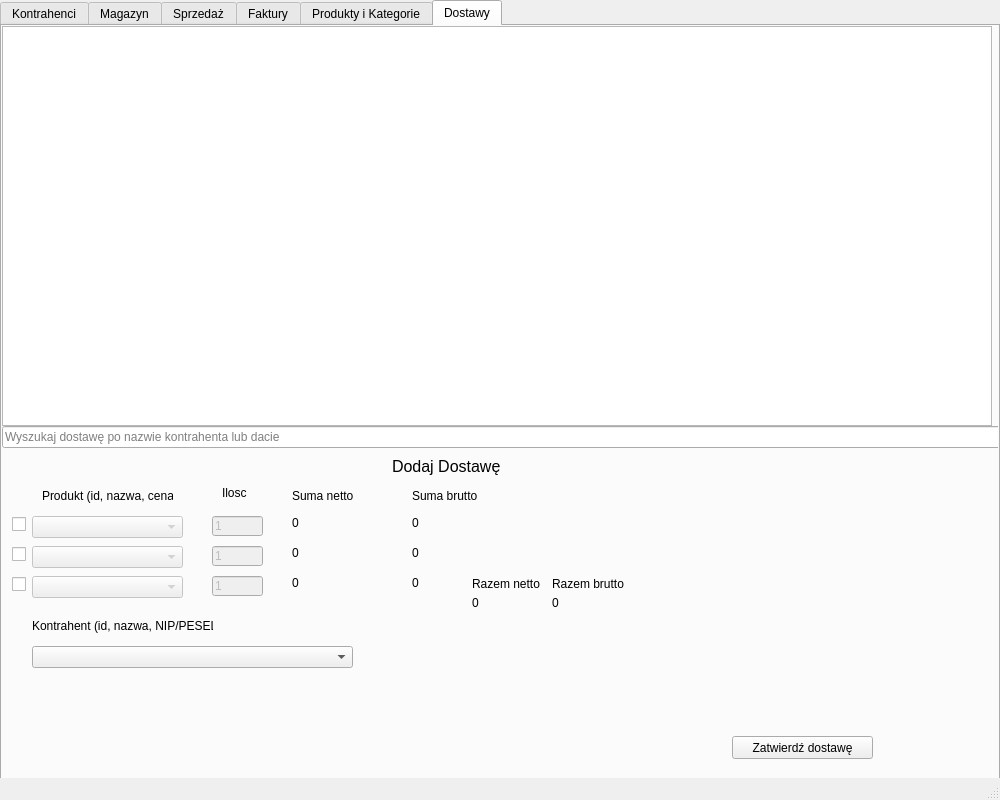
First picture: the form in mainwindow.ui, repository mbobas/QT_NoSQL_WareHouseSoft_, before the edit.
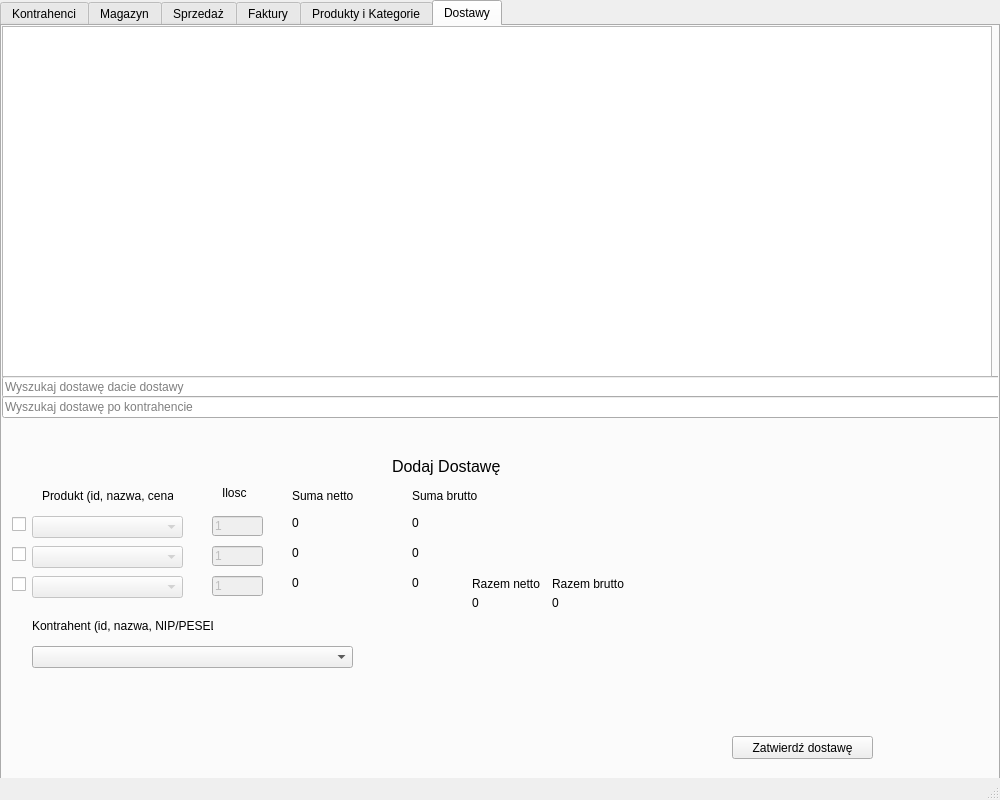
Second picture: the form after the edit.

Commit message: tableWidget_setings_hard_dostawa

```diff
--- a/mainwindow.ui
+++ b/mainwindow.ui
@@ -999,13 +999,13 @@
       <property name="geometry">
        <rect>
         <x>0</x>
-        <y>400</y>
+        <y>350</y>
         <width>1001</width>
         <height>22</height>
        </rect>
       </property>
       <property name="placeholderText">
-       <string>Wyszukaj dostawę po nazwie kontrahenta lub dacie</string>
+       <string>Wyszukaj dostawę dacie dostawy</string>
       </property>
      </widget>
      <widget class="QLabel" name="label_dostawa">
@@ -1409,10 +1409,23 @@
         <x>0</x>
         <y>0</y>
         <width>990</width>
-        <height>400</height>
+        <height>351</height>
        </rect>
       </property>
      </widget>
+     <widget class="QLineEdit" name="lineEdit_dostawa_wyszukajtowar_kontrahent">
+      <property name="geometry">
+       <rect>
+        <x>0</x>
+        <y>370</y>
+        <width>1001</width>
+        <height>22</height>
+       </rect>
+      </property>
+      <property name="placeholderText">
+       <string>Wyszukaj dostawę po kontrahencie</string>
+      </property>
+     </widget>
     </widget>
    </widget>
   </widget>
```
The commit also changes 2 other files.
